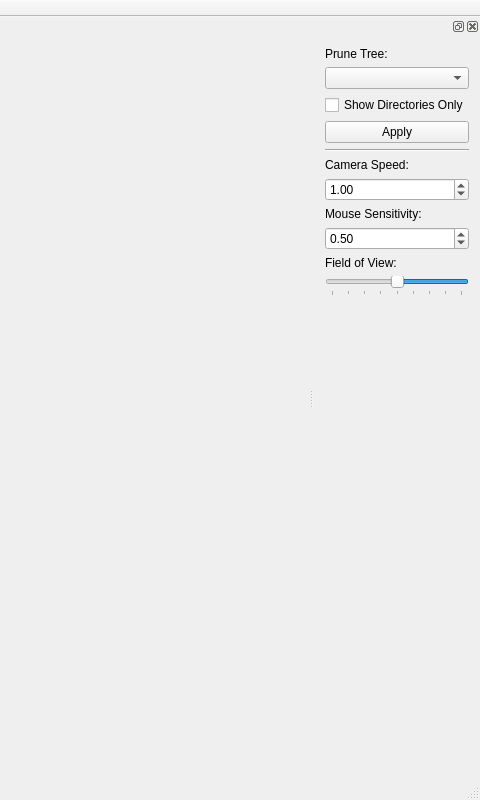
First picture: the form in mainwindow.ui, repository TimSevereijns/D-Viz, before the edit; both pictures show x 720 to 1200 and y 0 to 800 of the 1200 by 800 pixel window.
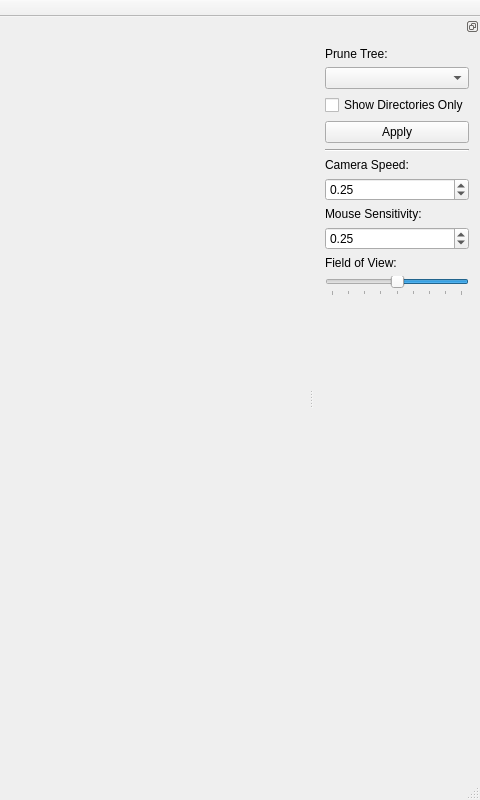
Second picture: the form after the edit.

Diff of the .ui file:
```diff
--- a/mainwindow.ui
+++ b/mainwindow.ui
@@ -71,6 +71,12 @@
      <height>290</height>
     </size>
    </property>
+   <property name="features">
+    <set>QDockWidget::DockWidgetFloatable|QDockWidget::DockWidgetMovable</set>
+   </property>
+   <property name="allowedAreas">
+    <set>Qt::LeftDockWidgetArea|Qt::RightDockWidgetArea</set>
+   </property>
    <attribute name="dockWidgetArea">
     <number>2</number>
    </attribute>
@@ -120,11 +126,14 @@
      </item>
      <item>
       <widget class="QDoubleSpinBox" name="cameraSpeedSpinner">
+       <property name="maximum">
+        <double>1.000000000000000</double>
+       </property>
        <property name="singleStep">
         <double>0.250000000000000</double>
        </property>
        <property name="value">
-        <double>1.000000000000000</double>
+        <double>0.250000000000000</double>
        </property>
       </widget>
      </item>
@@ -137,11 +146,14 @@
      </item>
      <item>
       <widget class="QDoubleSpinBox" name="mouseSensitivitySpinner">
+       <property name="maximum">
+        <double>1.000000000000000</double>
+       </property>
        <property name="singleStep">
         <double>0.250000000000000</double>
        </property>
        <property name="value">
-        <double>0.500000000000000</double>
+        <double>0.250000000000000</double>
        </property>
       </widget>
      </item>
```
Left out of the diff: 4 changed lines with no effect on the pictures.
